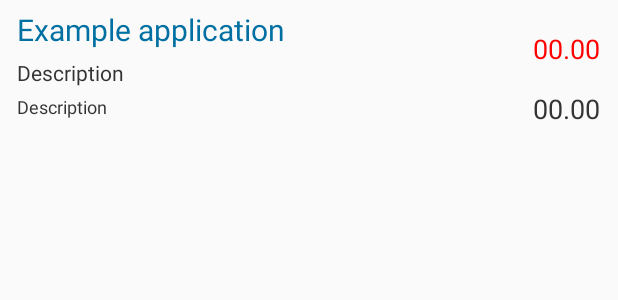
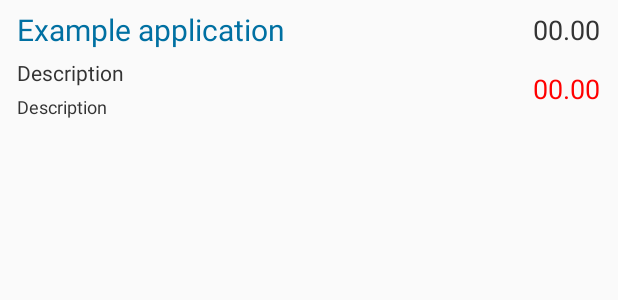
Before and after one commit to boybug/AndroidTest3_250317, an Android app: the layout _listrow_order.xml on its own in the app's theme, with its tools: preview values and no code run, on a phone screen of 412 x 824 dp. Shown: the top 300 px of the screen. Run offline under Robolectric (Android 15) with nearby library versions, the phone set to English and light mode, and no system bars.

Commit message:
ver.1.0.5

```diff
--- a/app/src/main/res/layout/_listrow_item.xml
+++ b/app/src/main/res/layout/_listrow_item.xml
@@ -23,7 +23,7 @@
                 android:layout_height="26dip"
                 android:layout_span="2"
                 android:gravity="top|left"
-                android:paddingLeft="20dp"
+                android:paddingLeft="10dp"
                 android:text="ชื่อ"
                 android:maxLines="1"
                 android:ellipsize="end"
@@ -43,7 +43,7 @@
                 android:layout_height="match_parent"
                 android:layout_column="0"
                 android:layout_weight="0.03"
-                android:paddingLeft="20dp"
+                android:paddingLeft="10dp"
                 android:text="รหัส : "
                 android:textSize="14dp"/>
 
@@ -71,6 +71,7 @@
                     android:enabled="false"
                     android:gravity="center|right"
                     android:paddingLeft="3dp"
+                    android:paddingRight="10dp"
                     android:textSize="20dp"
                     android:text="0.0"/>
 
--- a/app/src/main/res/layout/_listrow_order.xml
+++ b/app/src/main/res/layout/_listrow_order.xml
@@ -142,21 +142,22 @@
         android:gravity="center_vertical"
         android:text="00.00"
         android:textColor="#ff0000"
-        android:layout_alignParentTop="true"
         android:layout_alignParentEnd="true"
-        android:layout_above="@+id/tridLine" />
+        android:layout_alignBottom="@+id/tridLine"
+        android:layout_below="@+id/txt_ship" />
 
     <TextView
         android:id="@+id/txt_ship"
         android:layout_width="wrap_content"
         android:layout_height="fill_parent"
-        android:layout_marginRight="6dip"
         android:contentDescription="TODO"
         android:gravity="center_vertical"
         android:text="00.00"
-        android:layout_below="@+id/icon"
-        android:layout_toEndOf="@+id/tridLine"
-        android:layout_alignBottom="@+id/tridLine" />
+
+        android:layout_alignParentTop="true"
+        android:layout_above="@+id/secondLine"
+        android:layout_toStartOf="@+id/icon"
+        android:layout_alignEnd="@+id/icon" />
 
     <TextView
         android:id="@+id/tridLine"
@@ -188,7 +189,7 @@
         android:layout_height="wrap_content"
         android:layout_alignParentTop="true"
         android:layout_alignWithParentIfMissing="true"
-        android:layout_toStartOf="@+id/icon"
+        android:layout_toStartOf="@+id/txt_ship"
         android:gravity="center_vertical"
         android:paddingLeft="5dp"
         android:text="Example application"
```
Also changed, not shown: app/src/main/java/com/example/yadisak/androidtest3/PageActivity/CMD/ActOrderItemCmd.java (+17 -17 lines).
